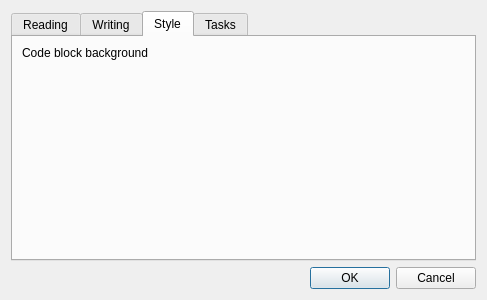
ec1oud/nettebook, file src/settingsdialog.ui: the form before one commit.
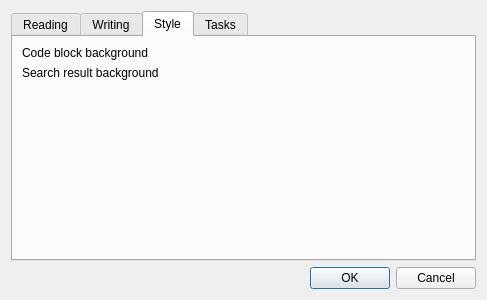
The form after the commit. The open tabs and pages were chosen to show the change. Icons and pictures are not drawn. Custom widgets are drawn as their Qt base class.

Commit message:
Rename CodeHighlighter to Highlighter; highlight all search results
This brings up QTBUG-100218 though: format changes applied by a
QSyntaxHighlighter mark the document as changed, as if edited manually.

Patch:
```diff
--- a/src/settingsdialog.ui
+++ b/src/settingsdialog.ui
@@ -141,6 +141,16 @@
        <item row="0" column="1">
         <widget class="ColorSwatch" name="codeBackgroundColorSwatch" native="true"/>
        </item>
+       <item row="1" column="0">
+        <widget class="QLabel" name="searchResultBackgroundLabel">
+         <property name="text">
+          <string>Search result background</string>
+         </property>
+        </widget>
+       </item>
+       <item row="1" column="1">
+        <widget class="ColorSwatch" name="searchResultBackgroundColorSwatch" native="true"/>
+       </item>
       </layout>
      </widget>
      <widget class="QWidget" name="tasksTab">
```
The commit also changes 10 other files.
